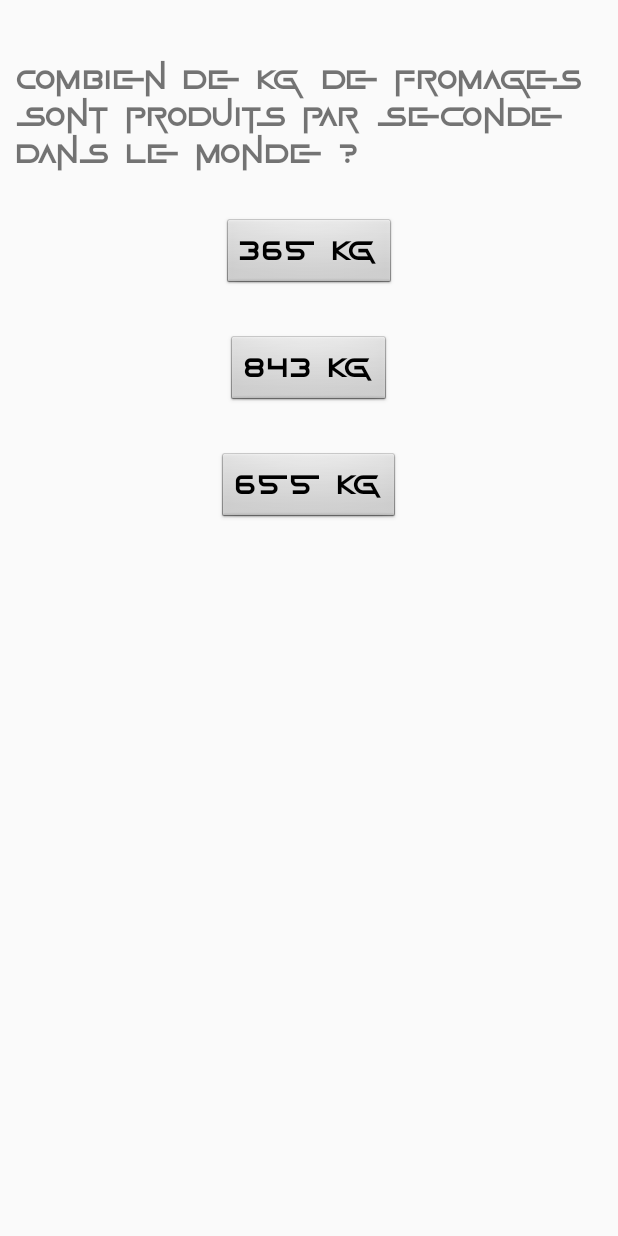
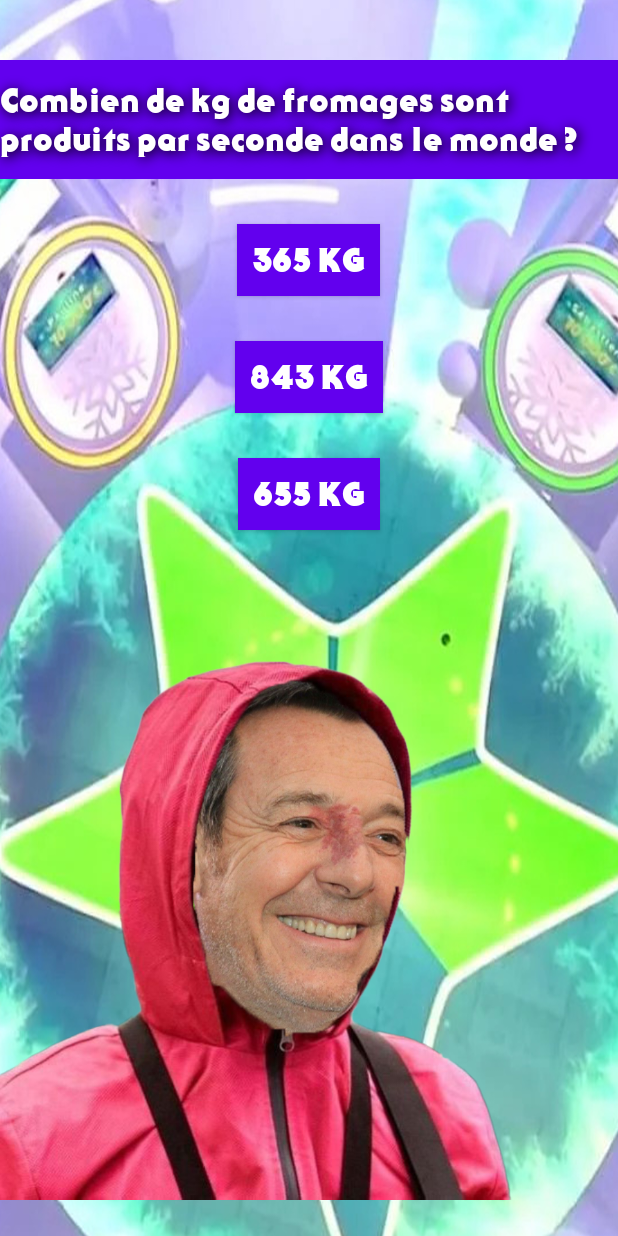
Before and after one commit to BalusCodeur/PoulpeJeu, an Android app built with Jetpack Compose: the Quizz screen opened directly, with no data from a screen before it, on a phone screen of 412 x 824 dp. Run offline under Robolectric (Android 15) with nearby library versions, the phone set to English and light mode, and no system bars.

Commit message:
Design quizz et records sur resultat quizz

```diff
--- a/app/src/main/java/com/example/poulpejeu/Question.kt
+++ b/app/src/main/java/com/example/poulpejeu/Question.kt
@@ -50,7 +50,7 @@ class Question(val question: String, var options: List<String>, val answer: Stri
                 "Nord-Pas de Calais"
             ),
             Question(
-                "En moyenne combien de kilogrammes de fromage consomme un français pendant 1 an ?",
+                "En moyenne combien de kilogrammes de fromage consomme un français en 1 an ?",
                 listOf("24,6 kg", "17,3 kg", "15,7 kg"),
                 "24,6 kg"
             ),
--- a/app/src/main/java/com/example/poulpejeu/Quizz.kt
+++ b/app/src/main/java/com/example/poulpejeu/Quizz.kt
@@ -5,10 +5,9 @@ import android.graphics.Color
 import android.os.Bundle
 import android.util.Log
 import android.widget.Button
+import android.widget.ImageView
 import android.widget.TextView
 import androidx.activity.ComponentActivity
-import kotlinx.coroutines.delay
-
 
 class Quizz : ComponentActivity() {
 
@@ -17,6 +16,7 @@ class Quizz : ComponentActivity() {
     private lateinit var button1: Button
     private lateinit var button2: Button
     private lateinit var button3: Button
+    private lateinit var jean : ImageView
 
     private var questions = listOf<Question>()
     private var currentQuestionIndex = 0
@@ -41,6 +41,9 @@ class Quizz : ComponentActivity() {
 
         // Initialize first question
         setQuestion(questions[currentQuestionIndex])
+
+        jean = findViewById(R.id.jeanluc)
+        jean.setImageResource(R.drawable.jeanluc)
     }
 
     private fun setQuestion(question: Question) {
@@ -51,9 +54,9 @@ class Quizz : ComponentActivity() {
         button3.text = question.options[2]
 
         // Reset answer buttons' background colors
-        button1.setBackgroundResource(android.R.drawable.btn_default)
-        button2.setBackgroundResource(android.R.drawable.btn_default)
-        button3.setBackgroundResource(android.R.drawable.btn_default)
+        button1.setBackgroundResource(R.color.purple_500)
+        button2.setBackgroundResource(R.color.purple_500)
+        button3.setBackgroundResource(R.color.purple_500)
 
         // Set click listeners for answer buttons
         button1.setOnClickListener {
@@ -109,17 +112,26 @@ class Quizz : ComponentActivity() {
 
     fun showScore() {
         // Show score in a toast message
-                val score = "$score/${questions.size}";
+        val scorestr = "$score/${questions.size}"
+
 
         if (intent.getIntExtra("mode", 0) == 0) {
             val intent = Intent(this, PracticeResult::class.java)
-                    intent.putExtra("score", score)
+            intent.putExtra("score", scorestr)
+            intent.putExtra("game","Quiz")
+            val prefs = getSharedPreferences("scores", MODE_PRIVATE)
+            val editor = prefs.edit()
+
+            // Enregistrer le score dans les SharedPreferences sous forme de chaîne
+            editor.putInt("lastscore", score)
+            //editor.putString("scoreQuiz","1,4,2,3,5")
+            editor.apply()
             startActivity(intent)
         } else {
             val bundle = intent.extras
             val intent = Intent(this, PlayResult::class.java)
             if (bundle != null) {
-                        bundle.putString("score", score)
+                bundle.putString("score", scorestr)
                 intent.putExtras(bundle)
             }
             startActivity(intent)
--- a/app/src/main/res/layout/practice_menu_layout.xml
+++ b/app/src/main/res/layout/practice_menu_layout.xml
@@ -24,7 +24,6 @@
             app:layout_constraintStart_toStartOf="parent"
             app:layout_constraintTop_toTopOf="parent"
             android:padding="20dp"/>
-
         <Button
             android:id="@+id/shoutButton"
             android:layout_width="250dp"
@@ -35,7 +34,6 @@
             app:layout_constraintEnd_toEndOf="parent"
             app:layout_constraintStart_toStartOf="parent"
             app:layout_constraintTop_toBottomOf="@+id/poulpejeu"/>
-
         <Button
             android:id="@+id/quizzButton"
             android:layout_width="250dp"
--- a/app/src/main/res/layout/quizz_layout.xml
+++ b/app/src/main/res/layout/quizz_layout.xml
@@ -2,17 +2,24 @@
 <LinearLayout xmlns:android="http://schemas.android.com/apk/res/android"
     android:layout_width="match_parent"
     android:layout_height="match_parent"
-    android:orientation="vertical">
+    android:orientation="vertical"
+    android:background="@drawable/fondquizz">
     <TextView
         android:id="@+id/question"
-        android:layout_width="wrap_content"
+        android:layout_width="match_parent"
         android:layout_height="wrap_content"
         android:layout_gravity="center_horizontal"
         android:layout_marginTop="40dp"
-        android:layout_marginHorizontal="10dp"
         android:lines="3"
         android:textSize="20sp"
-        android:fontFamily="@font/squidfont"
+        android:fontFamily="@font/coup12"
+        android:textColor="@color/white"
+        android:shadowColor="@android:color/black"
+        android:shadowDx="2"
+        android:shadowDy="2"
+        android:shadowRadius="10"
+        android:background="@color/purple_500"
+        android:gravity="center_vertical"
         >
     </TextView>
 
@@ -22,7 +29,9 @@
         android:layout_height="wrap_content"
         android:layout_gravity="center_horizontal"
         android:layout_marginTop="30dp"
-        android:fontFamily="@font/squidfont">
+        android:background="@color/purple_500"
+        android:textColor="@color/white"
+        android:fontFamily="@font/coup12">
     </Button>
     <Button
         android:id="@+id/repButton2"
@@ -30,7 +39,9 @@
         android:layout_height="wrap_content"
         android:layout_gravity="center_horizontal"
         android:layout_marginTop="30dp"
-        android:fontFamily="@font/squidfont">
+        android:fontFamily="@font/coup12"
+        android:background="@color/purple_500"
+        android:textColor="@color/white">
     </Button>
     <Button
         android:id="@+id/repButton3"
@@ -38,6 +49,16 @@
         android:layout_height="wrap_content"
         android:layout_gravity="center_horizontal"
         android:layout_marginTop="30dp"
-        android:fontFamily="@font/squidfont">
+        android:fontFamily="@font/coup12"
+        android:background="@color/purple_500"
+        android:textColor="@color/white"
+        >
     </Button>
+    <ImageView
+        android:id="@+id/jeanluc"
+        android:layout_width="wrap_content"
+        android:layout_height="wrap_content"
+        android:layout_gravity="bottom|left"
+        android:layout_marginTop="10dp"
+        />
 </LinearLayout>
--- a/app/src/main/res/values/colors.xml
+++ b/app/src/main/res/values/colors.xml
@@ -8,4 +8,5 @@
     <color name="black">#FF000000</color>
     <color name="white">#FFFFFFFF</color>
     <color name="squidpink">#F44788</color>
+    <color name="purple">#7B1FA2</color>
 </resources>
```
Also changed, not shown: app/src/main/java/com/example/poulpejeu/PracticeResult.kt (+121 -4 lines), app/src/main/res/layout/practice_result_layout.xml (+7 -1 lines), app/src/main/res/xml/prefs.xml (added, +20 -0 lines), app/src/main/res/drawable/fondquizz.png (added), app/src/main/res/drawable/jeanluc.png (added), app/src/main/res/font/coup12.ttf (added). Lines whose indentation alone changed are shown as unchanged.
